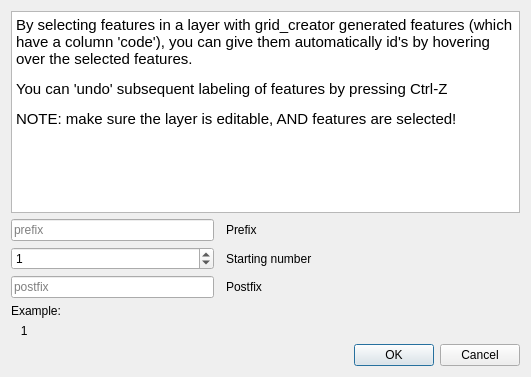
Before: the Qt Designer form FeatureGridCreator/grid_creator_labeler.ui in rduivenvoorde/featuregridcreator, drawn with Qt 5.
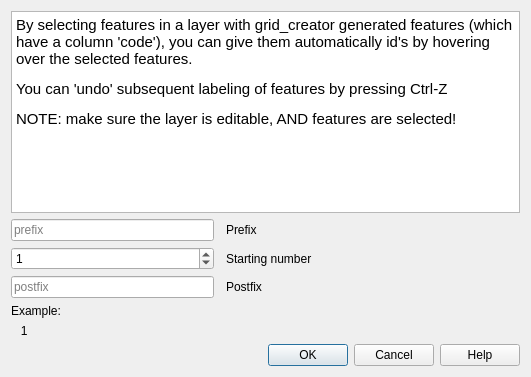
After: the same form once the commit is applied.

Commit message: adding help and make that work

```diff
--- a/FeatureGridCreator/grid_creator_labeler.ui
+++ b/FeatureGridCreator/grid_creator_labeler.ui
@@ -138,7 +138,7 @@
         <enum>Qt::Horizontal</enum>
        </property>
        <property name="standardButtons">
-        <set>QDialogButtonBox::Cancel|QDialogButtonBox::Ok</set>
+        <set>QDialogButtonBox::Cancel|QDialogButtonBox::Help|QDialogButtonBox::Ok</set>
        </property>
       </widget>
      </item>
```
The commit also changes 54 other files.
